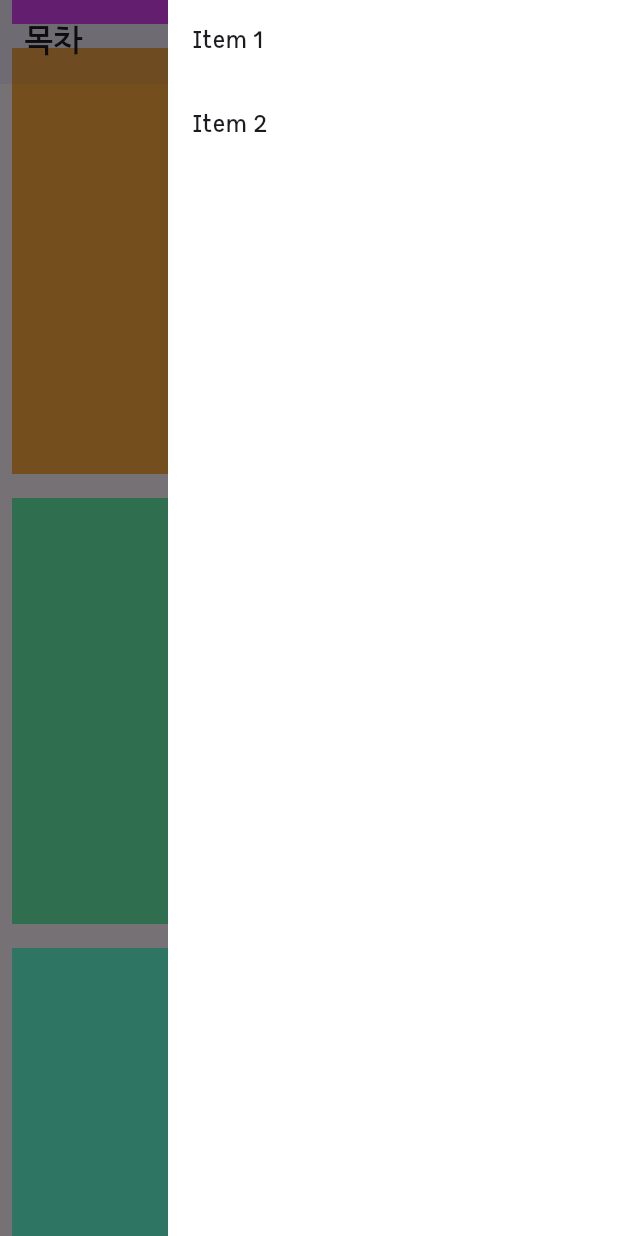
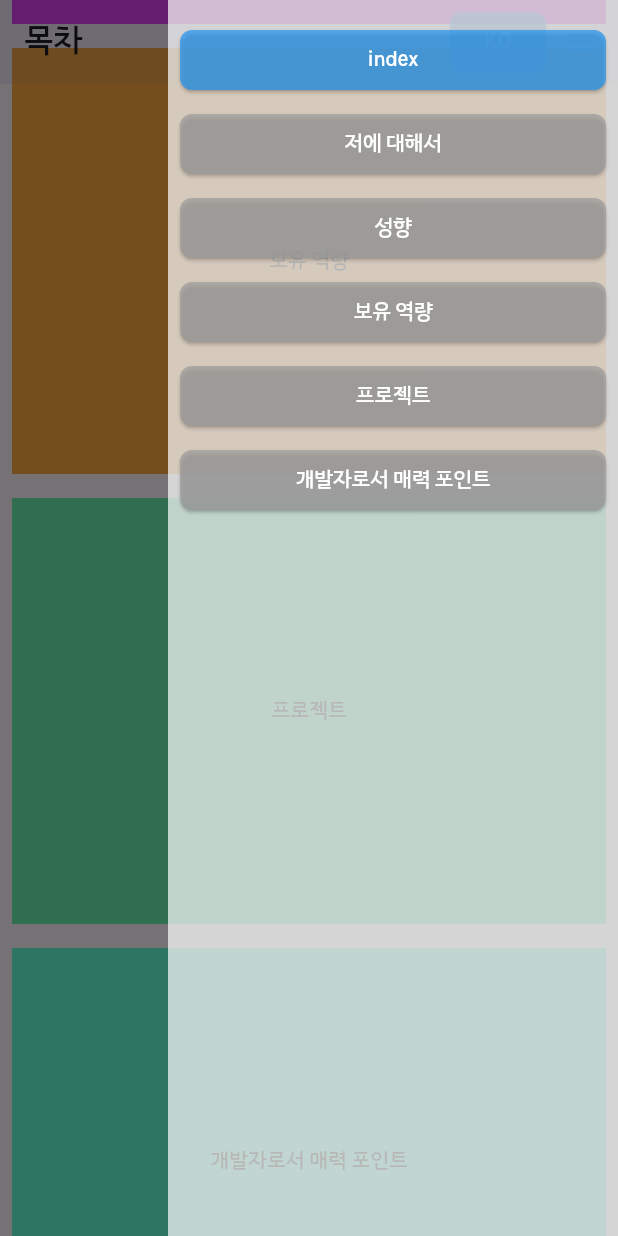
Before and after one commit to 8848man/rwkim_portfolio, a Flutter app: the screen it shows after launch, scrolled down 576 dp, after a tap on the "menu" icon, on a phone screen of 412 x 824 dp. Run offline on Flutter 3.47's test engine with Material 3 defaults, Android fonts, the phone set to English and light mode, and no system bars; our stand-ins replace flutter_riverpod, freezed_annotation, go_router, riverpod_annotation.

Commit message:
드로워 작성

```diff
--- a/lib/app/scaffold/_index.dart
+++ b/lib/app/scaffold/_index.dart
@@ -11,3 +11,4 @@ export 'package:rw_portfolio/app/scaffold/end_drawer/end_drawer.dart';
 export 'package:rw_portfolio/l10n/app_localizations.dart' show AppLocalizations;
 export 'package:rw_portfolio/app/scaffold/utils/scaffold_string.dart';
 export 'package:rw_portfolio/app/scaffold/utils/index_state_mapper.dart';
+export 'package:rw_portfolio/app/scaffold/utils/route_name_mapper.dart';
--- a/lib/app/scaffold/app_bars/app_bar.dart
+++ b/lib/app/scaffold/app_bars/app_bar.dart
@@ -26,7 +26,7 @@ AppBar webAppBar({
 }) {
   return AppBar(
     backgroundColor: Colors.transparent, // ✅ 투명
-    elevation: 0, // ✅ 그림자 제거
+    elevation: 0,
     title: titleText,
     actions: actions,
   );
@@ -37,15 +37,20 @@ AppBar mobileAppBar({
   required WidgetRef ref,
   Widget? titleText,
 }) {
+  final localeState = ref.read(localeProvider);
   return AppBar(
     backgroundColor: Colors.transparent, // ✅ 투명
-    elevation: 0, // ✅ 그림자 제거
+    elevation: 0,
     title: titleText,
     actions: [
+      positiveButton(
+        text: localeState.state.locale.languageCode.toUpperCase(),
+        onPressed: () => ref.read(localeProvider.notifier).toggleLocale(),
+      ),
       Builder(
         builder:
             (context) => IconButton(
-              icon: const Icon(Icons.menu),
+              icon: const Icon(Icons.menu, color: Colors.grey),
               onPressed: () {
                 Scaffold.of(context).openEndDrawer();
               },
--- a/lib/app/scaffold/end_drawer/end_drawer.dart
+++ b/lib/app/scaffold/end_drawer/end_drawer.dart
@@ -1,25 +1,58 @@
 import '../_index.dart';
 
-Widget endDrawer() {
+class EndDrawer extends ConsumerWidget {
+  const EndDrawer({super.key});
+
+  @override
+  Widget build(BuildContext context, WidgetRef ref) {
+    final int delayMs = 100;
+    final List<String> mainTitles =
+        IndexState.values
+            .map((e) => e.localized(context)) // enum → localized string
+            .toList();
+    final data = ref.watch(indexStateProvider);
+    final nowPath = ref.watch(appRouterProvider).state.path;
+    final bool isIndex = nowPath == '/index';
     return Container(
-    color: Colors.white,
+      padding: EdgeInsets.symmetric(vertical: 16, horizontal: 8),
+      color: Colors.white.withOpacity(0.7),
       width: 300,
       child: ListView(
         padding: EdgeInsets.zero,
         children: [
-        ListTile(
-          title: Text('Item 1'),
-          onTap: () {
-            // Handle item 1 tap
+          AnimationAppear(
+            delayMs: delayMs,
+            child: determinePositiveButton(
+              isIndex,
+              text: 'index',
+              onPressed:
+                  () => ref.read(appRouterProvider).replaceNamed('index'),
+            ),
+          ),
+          SizedBox(height: 8),
+          ...List.generate(
+            mainTitles.length,
+            (index) => Padding(
+              padding: const EdgeInsets.only(bottom: 8),
+              child: AnimationAppear(
+                delayMs: delayMs * 2 + index * delayMs,
+                child: determinePositiveButton(
+                  isIndex != true &&
+                      data.name == routeNameMapper(mainTitles[index]),
+                  text: mainTitles[index],
+                  onPressed:
+                      () => {
+                        Scaffold.of(context).closeEndDrawer(),
+                        ref
+                            .read(appRouterProvider)
+                            .replaceNamed(routeNameMapper(mainTitles[index])),
                       },
                 ),
-        ListTile(
-          title: Text('Item 2'),
-          onTap: () {
-            // Handle item 2 tap
-          },
+              ),
+            ),
           ),
         ],
       ),
     );
   }
+}
--- a/lib/app/scaffold/scaffolds/index_scaffold.dart
+++ b/lib/app/scaffold/scaffolds/index_scaffold.dart
@@ -23,7 +23,7 @@ class IndexScaffold extends ConsumerWidget {
           SizedBox(width: 20),
         ],
       ),
-      endDrawer: endDrawer(),
+      endDrawer: EndDrawer(),
       body: indexContents(child),
     );
   }
--- a/lib/app/scaffold/scaffolds/main_scaffold.dart
+++ b/lib/app/scaffold/scaffolds/main_scaffold.dart
@@ -46,7 +46,7 @@ class MainScaffold extends ConsumerWidget {
           SizedBox(width: 20),
         ],
       ),
-      endDrawer: endDrawer(),
+      endDrawer: EndDrawer(),
       body: mainContents(child, childPath),
     );
   }
@@ -110,7 +110,7 @@ class AnimatedTab extends ConsumerWidget {
                 onTap: () {
                   ref
                       .read(appRouterProvider)
-                      .replaceNamed(routeNameFromTitle(titles[index]));
+                      .replaceNamed(routeNameMapper(titles[index]));
                 },
                 child: AnimatedContainer(
                   duration: const Duration(milliseconds: 300),
@@ -143,20 +143,3 @@ class AnimatedTab extends ConsumerWidget {
     );
   }
 }
-
-String routeNameFromTitle(String title) {
-  switch (title) {
-    case '저에 대해서':
-      return 'aboutMe';
-    case '성향':
-      return 'tendency';
-    case '보유 역량':
-      return 'skill';
-    case '프로젝트':
-      return 'projects';
-    case '개발자로서 매력 포인트':
-      return 'appealPoint';
-    default:
-      throw Exception('Unknown title: $title');
-  }
-}
--- /dev/null
+++ b/lib/app/scaffold/utils/route_name_mapper.dart
@@ -0,0 +1,16 @@
+String routeNameMapper(String title) {
+  switch (title) {
+    case '저에 대해서' || 'About me':
+      return 'aboutMe';
+    case '성향' || 'Tendency':
+      return 'tendency';
+    case '보유 역량' || 'Skills':
+      return 'skill';
+    case '프로젝트' || 'Projects':
+      return 'projects';
+    case '개발자로서 매력 포인트' || 'AppealPoint as Dev':
+      return 'appealPoint';
+    default:
+      throw Exception('Unknown title: $title');
+  }
+}
--- a/lib/core/design_system/buttons/buttons.dart
+++ b/lib/core/design_system/buttons/buttons.dart
@@ -17,3 +17,32 @@ Widget positiveButton({
     child: Text(text),
   );
 }
+
+Widget negativeButton({
+  required String text,
+  required VoidCallback onPressed,
+  Color color = Colors.grey,
+  double opacity = 0.7,
+}) {
+  return ElevatedButton(
+    style: ElevatedButton.styleFrom(
+      backgroundColor: color.withOpacity(opacity), // ✅ 색상 투명도만 조절
+      foregroundColor: Colors.white,
+      padding: const EdgeInsets.symmetric(horizontal: 16, vertical: 8),
+      shape: RoundedRectangleBorder(borderRadius: BorderRadius.circular(8)),
+    ),
+    onPressed: onPressed,
+    child: Text(text),
+  );
+}
+
+Widget determinePositiveButton(
+  bool isSelected, {
+  required String text,
+  required VoidCallback onPressed,
+}) {
+  if (isSelected) {
+    return positiveButton(text: text, onPressed: onPressed);
+  }
+  return negativeButton(text: text, onPressed: onPressed);
+}
```
Lines whose indentation alone changed are shown as unchanged.
